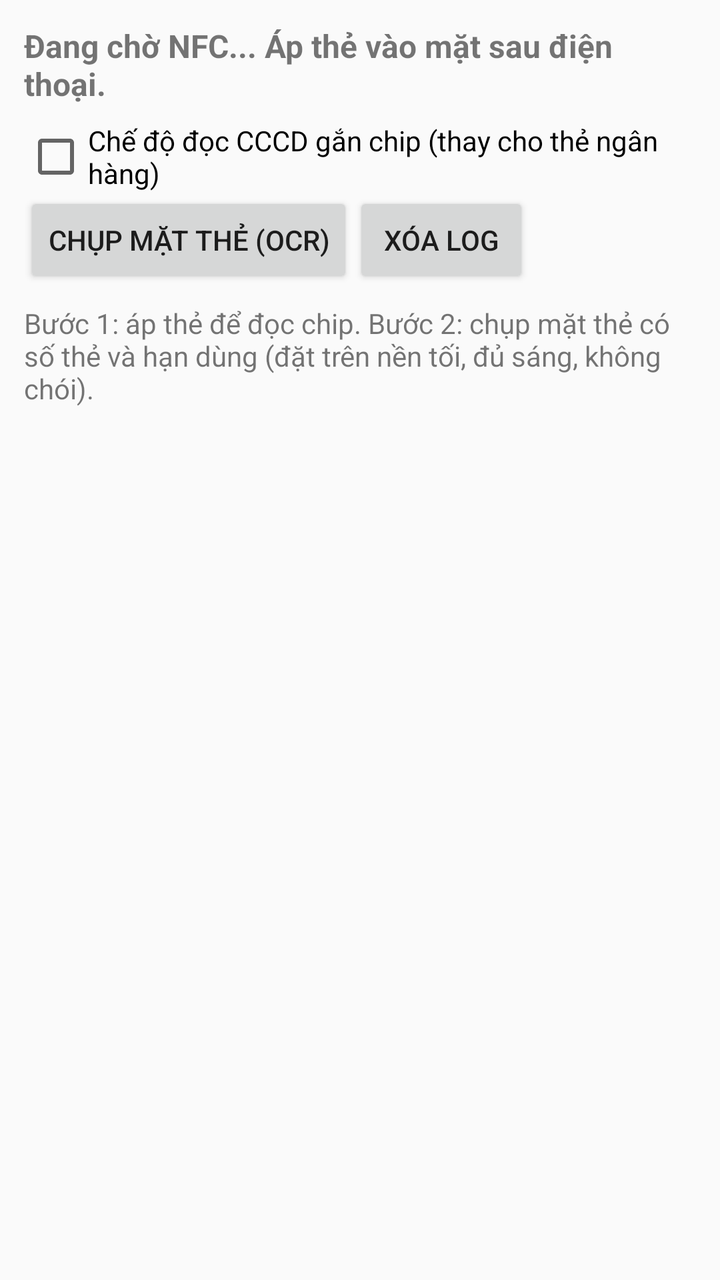
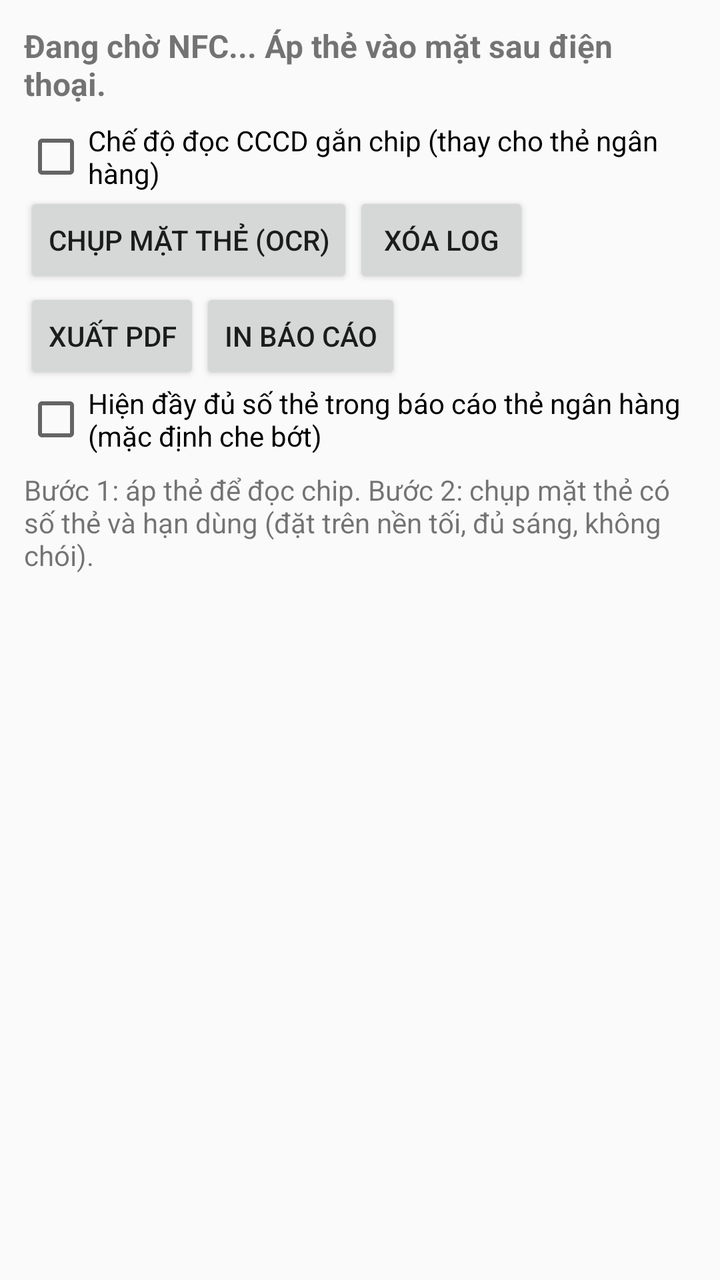

The first picture is an Android layout as it rendered before a commit; the second is the same layout after the commit. The layout source and the unified diff follow.
<!-- AndroidManifest.xml: application theme Theme.EmvReader -->
<!-- res/layout/activity_main.xml -->
<?xml version="1.0" encoding="utf-8"?>
<ScrollView xmlns:android="http://schemas.android.com/apk/res/android"
    android:layout_width="match_parent"
    android:layout_height="match_parent"
    android:fillViewport="true">

    <LinearLayout
        android:layout_width="match_parent"
        android:layout_height="wrap_content"
        android:orientation="vertical"
        android:padding="12dp">

        <TextView
            android:id="@+id/tvStatus"
            android:layout_width="match_parent"
            android:layout_height="wrap_content"
            android:text="Đang chờ NFC... Áp thẻ vào mặt sau điện thoại."
            android:textStyle="bold"
            android:textSize="16sp"
            android:paddingBottom="8dp" />

        <CheckBox
            android:id="@+id/chkCccd"
            android:layout_width="wrap_content"
            android:layout_height="wrap_content"
            android:text="Chế độ đọc CCCD gắn chip (thay cho thẻ ngân hàng)" />

        <LinearLayout
            android:id="@+id/llCccd"
            android:layout_width="match_parent"
            android:layout_height="wrap_content"
            android:orientation="vertical"
            android:visibility="gone">

            <TextView
                android:layout_width="match_parent"
                android:layout_height="wrap_content"
                android:text="Khóa mở thẻ: 3 thông tin in ở dòng MRZ mặt sau CCCD. Dán 2 dòng MRZ đầu rồi bấm Điền, hoặc nhập tay."
                android:textSize="12sp" />

            <EditText
                android:id="@+id/etMrz1"
                android:layout_width="match_parent"
                android:layout_height="wrap_content"
                android:hint="Dòng MRZ 1 (30 ký tự)"
                android:fontFamily="monospace"
                android:inputType="textCapCharacters|textNoSuggestions"
                android:textSize="13sp" />

            <EditText
                android:id="@+id/etMrz2"
                android:layout_width="match_parent"
                android:layout_height="wrap_content"
                android:hint="Dòng MRZ 2 (30 ký tự)"
                android:fontFamily="monospace"
                android:inputType="textCapCharacters|textNoSuggestions"
                android:textSize="13sp" />

            <Button
                android:id="@+id/btnFill"
                android:layout_width="wrap_content"
                android:layout_height="wrap_content"
                android:text="Điền tự động từ MRZ" />

            <EditText
                android:id="@+id/etDoc"
                android:layout_width="match_parent"
                android:layout_height="wrap_content"
                android:hint="Số giấy tờ (9 ký tự trong MRZ dòng 1)"
                android:fontFamily="monospace"
                android:inputType="textCapCharacters|textNoSuggestions" />

            <EditText
                android:id="@+id/etDob"
                android:layout_width="match_parent"
                android:layout_height="wrap_content"
                android:hint="Ngày sinh YYMMDD"
                android:fontFamily="monospace"
                android:inputType="number"
                android:maxLength="6" />

            <EditText
                android:id="@+id/etDoe"
                android:layout_width="match_parent"
                android:layout_height="wrap_content"
                android:hint="Ngày hết hạn YYMMDD"
                android:fontFamily="monospace"
                android:inputType="number"
                android:maxLength="6" />

            <CheckBox
                android:id="@+id/chkExtra"
                android:layout_width="wrap_content"
                android:layout_height="wrap_content"
                android:checked="true"
                android:text="Đọc thêm DG11/DG12/DG13 (thông tin bổ sung)" />

            <CheckBox
                android:id="@+id/chkPhoto"
                android:layout_width="wrap_content"
                android:layout_height="wrap_content"
                android:text="Đọc ảnh chân dung DG2 (chậm hơn)" />

            <ImageView
                android:id="@+id/ivPhoto"
                android:layout_width="160dp"
                android:layout_height="200dp"
                android:scaleType="fitStart"
                android:visibility="gone" />
        </LinearLayout>

        <LinearLayout
            android:layout_width="match_parent"
            android:layout_height="wrap_content"
            android:orientation="horizontal">

            <Button
                android:id="@+id/btnOcr"
                android:layout_width="wrap_content"
                android:layout_height="wrap_content"
                android:text="Chụp mặt thẻ (OCR)" />

            <Button
                android:id="@+id/btnClear"
                android:layout_width="wrap_content"
                android:layout_height="wrap_content"
                android:text="Xóa log" />
        </LinearLayout>

        <TextView
            android:id="@+id/tvCompare"
            android:layout_width="match_parent"
            android:layout_height="wrap_content"
            android:paddingTop="8dp"
            android:text="Bước 1: áp thẻ để đọc chip. Bước 2: chụp mặt thẻ có số thẻ và hạn dùng (đặt trên nền tối, đủ sáng, không chói)."
            android:textSize="14sp" />

        <TextView
            android:id="@+id/tvLog"
            android:layout_width="match_parent"
            android:layout_height="wrap_content"
            android:layout_marginTop="8dp"
            android:fontFamily="monospace"
            android:textIsSelectable="true"
            android:textSize="12sp" />
    </LinearLayout>
</ScrollView>
<!-- resources referenced by this layout -->
<resources>
  <style name="Theme.EmvReader" parent="Theme.AppCompat.DayNight.NoActionBar" />
</resources>

<!-- the commit's change to res/layout/activity_main.xml (unified diff, before → after) -->
@@ -37,6 +37,12 @@
                 android:layout_height="wrap_content"
                 android:text="Khóa mở thẻ: 3 thông tin in ở dòng MRZ mặt sau CCCD. Dán 2 dòng MRZ đầu rồi bấm Điền, hoặc nhập tay."
                 android:textSize="12sp" />
+
+            <Button
+                android:id="@+id/btnMrzOcr"
+                android:layout_width="wrap_content"
+                android:layout_height="wrap_content"
+                android:text="Chụp mặt sau CCCD, OCR MRZ tự điền" />
 
             <EditText
                 android:id="@+id/etMrz1"
@@ -127,6 +133,30 @@
                 android:text="Xóa log" />
         </LinearLayout>
 
+        <LinearLayout
+            android:layout_width="match_parent"
+            android:layout_height="wrap_content"
+            android:orientation="horizontal">
+
+            <Button
+                android:id="@+id/btnExport"
+                android:layout_width="wrap_content"
+                android:layout_height="wrap_content"
+                android:text="Xuất PDF" />
+
+            <Button
+                android:id="@+id/btnPrint"
+                android:layout_width="wrap_content"
+                android:layout_height="wrap_content"
+                android:text="In báo cáo" />
+        </LinearLayout>
+
+        <CheckBox
+            android:id="@+id/chkFullPan"
+            android:layout_width="wrap_content"
+            android:layout_height="wrap_content"
+            android:text="Hiện đầy đủ số thẻ trong báo cáo thẻ ngân hàng (mặc định che bớt)" />
+
         <TextView
             android:id="@+id/tvCompare"
             android:layout_width="match_parent"
